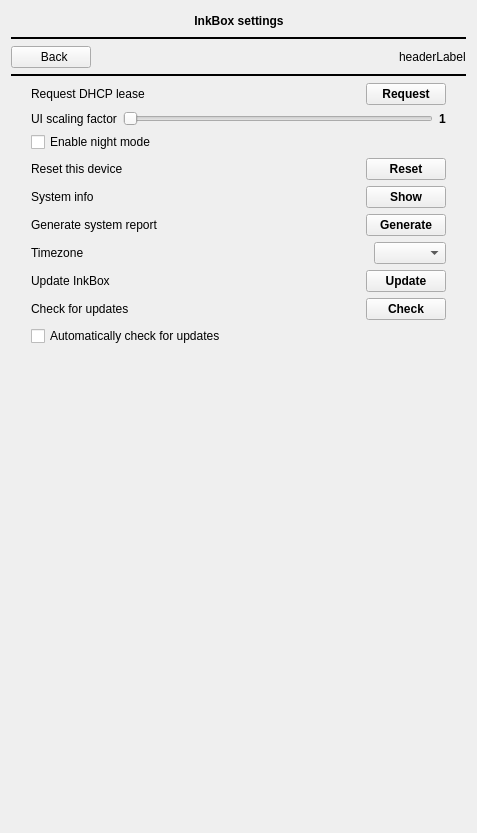
This is src/settings/settings.ui in Quill-OS/quill as Qt 5 draws it before an edit. The edited form follows.
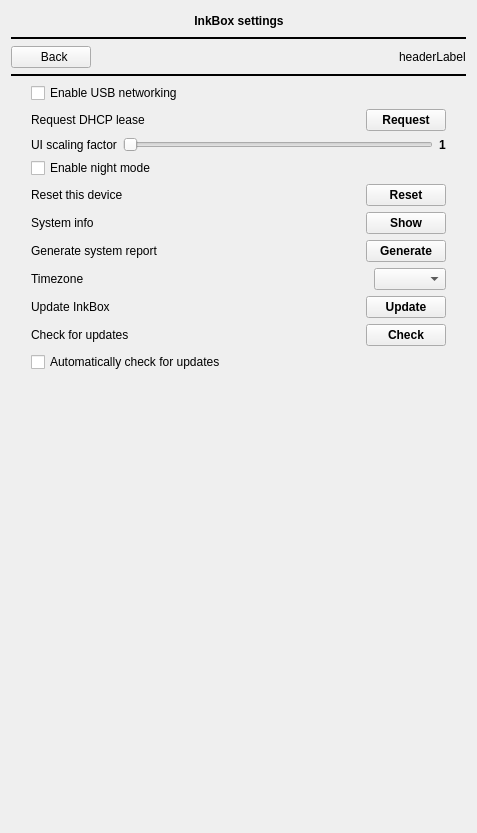
This is the edited form. The open tabs and pages were chosen to show the change. Icons and pictures are not drawn.

Commit message: Settings: Add option to enable USBNet from GUI (rooted kernels)

Patch:
```diff
--- a/src/settings/settings.ui
+++ b/src/settings/settings.ui
@@ -931,49 +931,146 @@
        </property>
        <item>
         <layout class="QGridLayout" name="gridLayout_24">
+         <property name="topMargin">
+          <number>0</number>
+         </property>
          <property name="bottomMargin">
           <number>0</number>
          </property>
-         <item row="3" column="0">
-          <layout class="QGridLayout" name="gridLayout_12">
+         <item row="5" column="0">
+          <layout class="QGridLayout" name="gridLayout_7">
            <property name="bottomMargin">
             <number>0</number>
            </property>
-           <item row="0" column="2">
-            <widget class="QPushButton" name="resetBtn">
-             <property name="font">
-              <font>
-               <bold>true</bold>
-              </font>
-             </property>
-             <property name="text">
-              <string>Reset</string>
-             </property>
-            </widget>
-           </item>
-           <item row="0" column="1">
-            <spacer name="horizontalSpacer_8">
-             <property name="orientation">
-              <enum>Qt::Horizontal</enum>
-             </property>
-             <property name="sizeHint" stdset="0">
-              <size>
-               <width>40</width>
-               <height>20</height>
-              </size>
-             </property>
-            </spacer>
-           </item>
+           <property name="verticalSpacing">
+            <number>0</number>
+           </property>
            <item row="0" column="0">
-            <widget class="QLabel" name="label_8">
+            <widget class="QLabel" name="label_9">
              <property name="text">
-              <string>Reset this device</string>
+              <string>System info</string>
              </property>
             </widget>
            </item>
+           <item row="0" column="1">
+            <spacer name="horizontalSpacer_6">
+             <property name="orientation">
+              <enum>Qt::Horizontal</enum>
+             </property>
+             <property name="sizeHint" stdset="0">
+              <size>
+               <width>40</width>
+               <height>20</height>
+              </size>
+             </property>
+            </spacer>
+           </item>
+           <item row="0" column="2">
+            <widget class="QPushButton" name="showSystemInfoBtn">
+             <property name="font">
+              <font>
+               <bold>true</bold>
+              </font>
+             </property>
+             <property name="text">
+              <string>Show</string>
+             </property>
+            </widget>
+           </item>
           </layout>
          </item>
-         <item row="7" column="0">
+         <item row="9" column="0">
+          <layout class="QGridLayout" name="checkOtaUpdateGridLayout">
+           <property name="bottomMargin">
+            <number>0</number>
+           </property>
+           <item row="1" column="2">
+            <widget class="QPushButton" name="checkOtaUpdateBtn">
+             <property name="font">
+              <font>
+               <bold>true</bold>
+              </font>
+             </property>
+             <property name="text">
+              <string>Check</string>
+             </property>
+            </widget>
+           </item>
+           <item row="1" column="1">
+            <spacer name="horizontalSpacer_13">
+             <property name="orientation">
+              <enum>Qt::Horizontal</enum>
+             </property>
+             <property name="sizeHint" stdset="0">
+              <size>
+               <width>40</width>
+               <height>20</height>
+              </size>
+             </property>
+            </spacer>
+           </item>
+           <item row="1" column="0">
+            <widget class="QLabel" name="checkOtaUpdateLabel">
+             <property name="text">
+              <string>Check for updates</string>
+             </property>
+            </widget>
+           </item>
+          </layout>
+         </item>
+         <item row="11" column="0">
+          <spacer name="verticalSpacer_8">
+           <property name="orientation">
+            <enum>Qt::Vertical</enum>
+           </property>
+           <property name="sizeHint" stdset="0">
+            <size>
+             <width>20</width>
+             <height>40</height>
+            </size>
+           </property>
+          </spacer>
+         </item>
+         <item row="1" column="0">
+          <layout class="QGridLayout" name="gridLayout_3">
+           <property name="bottomMargin">
+            <number>0</number>
+           </property>
+           <item row="2" column="1">
+            <spacer name="horizontalSpacer">
+             <property name="orientation">
+              <enum>Qt::Horizontal</enum>
+             </property>
+             <property name="sizeHint" stdset="0">
+              <size>
+               <width>40</width>
+               <height>20</height>
+              </size>
+             </property>
+            </spacer>
+           </item>
+           <item row="2" column="0">
+            <widget class="QLabel" name="label_4">
+             <property name="text">
+              <string>Request DHCP lease</string>
+             </property>
+            </widget>
+           </item>
+           <item row="2" column="2">
+            <widget class="QPushButton" name="requestLeaseBtn">
+             <property name="font">
+              <font>
+               <bold>true</bold>
+              </font>
+             </property>
+             <property name="text">
+              <string>Request</string>
+             </property>
+            </widget>
+           </item>
+          </layout>
+         </item>
+         <item row="8" column="0">
           <layout class="QGridLayout" name="gridLayout_14">
            <property name="bottomMargin">
             <number>0</number>
@@ -1015,7 +1112,53 @@
            </item>
           </layout>
          </item>
-         <item row="1" column="0">
+         <item row="3" column="0">
+          <widget class="QCheckBox" name="darkModeCheckBox">
+           <property name="text">
+            <string>Enable night mode</string>
+           </property>
+          </widget>
+         </item>
+         <item row="4" column="0">
+          <layout class="QGridLayout" name="gridLayout_12">
+           <property name="bottomMargin">
+            <number>0</number>
+           </property>
+           <item row="0" column="2">
+            <widget class="QPushButton" name="resetBtn">
+             <property name="font">
+              <font>
+               <bold>true</bold>
+              </font>
+             </property>
+             <property name="text">
+              <string>Reset</string>
+             </property>
+            </widget>
+           </item>
+           <item row="0" column="1">
+            <spacer name="horizontalSpacer_8">
+             <property name="orientation">
+              <enum>Qt::Horizontal</enum>
+             </property>
+             <property name="sizeHint" stdset="0">
+              <size>
+               <width>40</width>
+               <height>20</height>
+              </size>
+             </property>
+            </spacer>
+           </item>
+           <item row="0" column="0">
+            <widget class="QLabel" name="label_8">
+             <property name="text">
+              <string>Reset this device</string>
+             </property>
+            </widget>
+           </item>
+          </layout>
+         </item>
+         <item row="2" column="0">
           <layout class="QGridLayout" name="gridLayout_8">
            <property name="bottomMargin">
             <number>0</number>
@@ -1066,88 +1209,7 @@
            </item>
           </layout>
          </item>
-         <item row="0" column="0">
-          <layout class="QGridLayout" name="gridLayout_3">
-           <property name="bottomMargin">
-            <number>0</number>
-           </property>
-           <item row="1" column="2">
-            <widget class="QPushButton" name="requestLeaseBtn">
-             <property name="font">
-              <font>
-               <bold>true</bold>
-              </font>
-             </property>
-             <property name="text">
-              <string>Request</string>
-             </property>
-            </widget>
-           </item>
-           <item row="1" column="0">
-            <widget class="QLabel" name="label_4">
-             <property name="text">
-              <string>Request DHCP lease</string>
-             </property>
-            </widget>
-           </item>
-           <item row="1" column="1">
-            <spacer name="horizontalSpacer">
-             <property name="orientation">
-              <enum>Qt::Horizontal</enum>
-             </property>
-             <property name="sizeHint" stdset="0">
-              <size>
-               <width>40</width>
-               <height>20</height>
-              </size>
-             </property>
-            </spacer>
-           </item>
-          </layout>
-         </item>
-         <item row="4" column="0">
-          <layout class="QGridLayout" name="gridLayout_7">
-           <property name="bottomMargin">
-            <number>0</number>
-           </property>
-           <property name="verticalSpacing">
-            <number>0</number>
-           </property>
-           <item row="0" column="0">
-            <widget class="QLabel" name="label_9">
-             <property name="text">
-              <string>System info</string>
-             </property>
-            </widget>
-           </item>
-           <item row="0" column="1">
-            <spacer name="horizontalSpacer_6">
-             <property name="orientation">
-              <enum>Qt::Horizontal</enum>
-             </property>
-             <property name="sizeHint" stdset="0">
-              <size>
-               <width>40</width>
-               <height>20</height>
-              </size>
-             </property>
-            </spacer>
-           </item>
-           <item row="0" column="2">
-            <widget class="QPushButton" name="showSystemInfoBtn">
-             <property name="font">
-              <font>
-               <bold>true</bold>
-              </font>
-             </property>
-             <property name="text">
-              <string>Show</string>
-             </property>
-            </widget>
-           </item>
-          </layout>
-         </item>
-         <item row="5" column="0">
+         <item row="6" column="0">
           <layout class="QGridLayout" name="gridLayout_19">
            <property name="bottomMargin">
             <number>0</number>
@@ -1186,14 +1248,7 @@
            </item>
           </layout>
          </item>
-         <item row="2" column="0">
-          <widget class="QCheckBox" name="darkModeCheckBox">
-           <property name="text">
-            <string>Enable night mode</string>
-           </property>
-          </widget>
-         </item>
-         <item row="9" column="0">
+         <item row="10" column="0">
           <widget class="QCheckBox" name="autoCheckUpdatesBox">
            <property name="sizePolicy">
             <sizepolicy hsizetype="Minimum" vsizetype="Fixed">
@@ -1206,46 +1261,7 @@
            </property>
           </widget>
          </item>
-         <item row="8" column="0">
-          <layout class="QGridLayout" name="checkOtaUpdateGridLayout">
-           <property name="bottomMargin">
-            <number>0</number>
-           </property>
-           <item row="1" column="2">
-            <widget class="QPushButton" name="checkOtaUpdateBtn">
-             <property name="font">
-              <font>
-               <bold>true</bold>
-              </font>
-             </property>
-             <property name="text">
-              <string>Check</string>
-             </property>
-            </widget>
-           </item>
-           <item row="1" column="1">
-            <spacer name="horizontalSpacer_13">
-             <property name="orientation">
-              <enum>Qt::Horizontal</enum>
-             </property>
-             <property name="sizeHint" stdset="0">
-              <size>
-               <width>40</width>
-               <height>20</height>
-              </size>
-             </property>
-            </spacer>
-           </item>
-           <item row="1" column="0">
-            <widget class="QLabel" name="checkOtaUpdateLabel">
-             <property name="text">
-              <string>Check for updates</string>
-             </property>
-            </widget>
-           </item>
-          </layout>
-         </item>
-         <item row="6" column="0">
+         <item row="7" column="0">
           <layout class="QGridLayout" name="gridLayout_18">
            <property name="bottomMargin">
             <number>0</number>
@@ -1275,18 +1291,12 @@
            </item>
           </layout>
          </item>
-         <item row="10" column="0">
-          <spacer name="verticalSpacer_8">
-           <property name="orientation">
-            <enum>Qt::Vertical</enum>
+         <item row="0" column="0">
+          <widget class="QCheckBox" name="usbNetworkingCheckBox">
+           <property name="text">
+            <string>Enable USB networking</string>
            </property>
-           <property name="sizeHint" stdset="0">
-            <size>
-             <width>20</width>
-             <height>40</height>
-            </size>
-           </property>
-          </spacer>
+          </widget>
          </item>
         </layout>
        </item>
```
Left out of the diff: 8 changed lines with no effect on the pictures. The commit also changes 2 other files.
